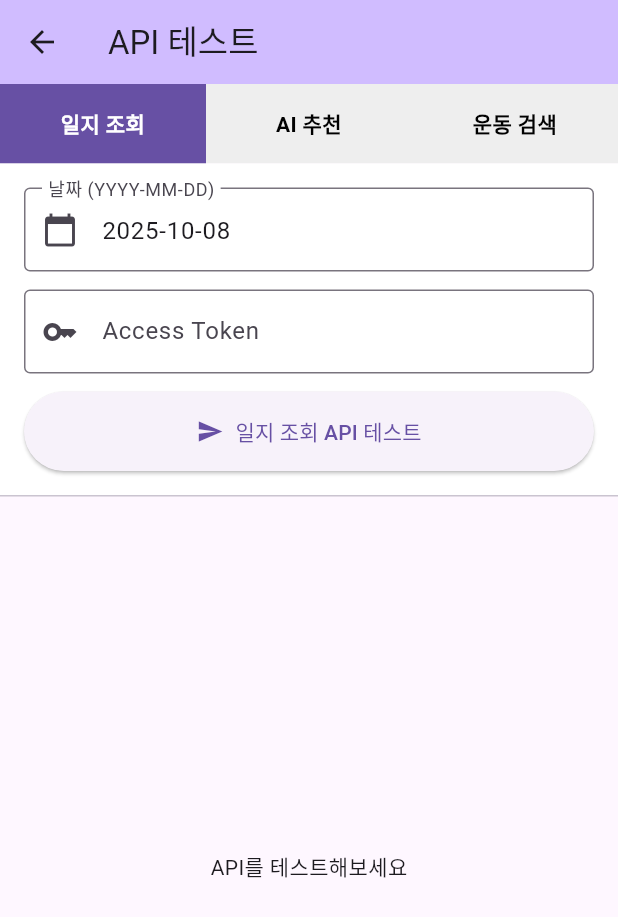
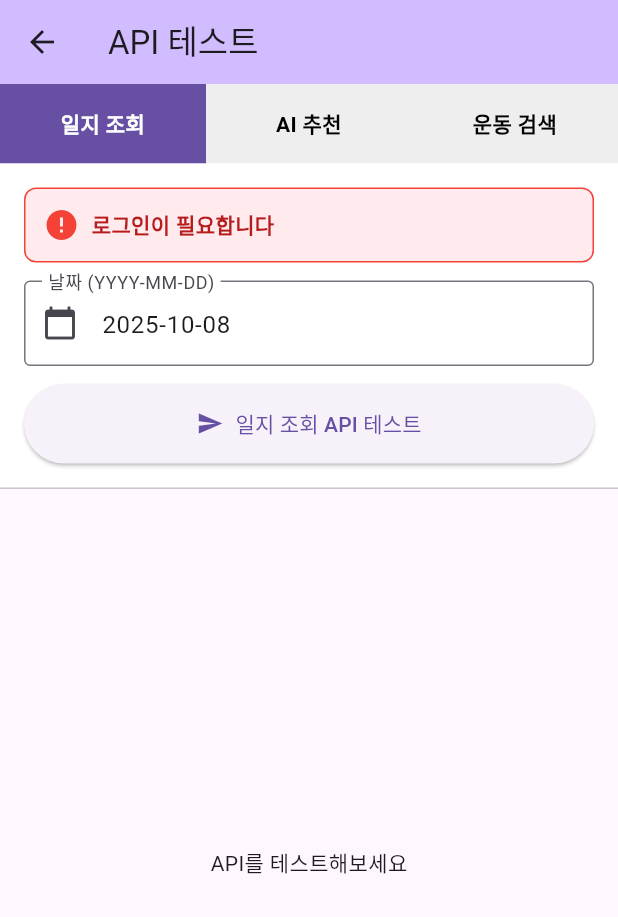
Before and after one commit to Team2Kim/flutter_frontend, a Flutter app: the ApiTestScreen screen opened by its route, on a phone screen of 412 x 824 dp. Shown: the top 917 px of the screen. Run offline on Flutter 3.47's test engine with Material 3 defaults, Android fonts, the phone set to English and light mode, and no system bars; our stand-ins replace cached_network_image, flutter_dotenv, geolocator, permission_handler, shared_preferences, table_calendar and 1 more; missing offline and left inert: body_part_selector, flutter_naver_map; accounts and stored records are empty; Roboto replaces fonts that are missing (Pretendard).

```diff
--- a/lib/screen/api_test_screen.dart
+++ b/lib/screen/api_test_screen.dart
@@ -1,7 +1,9 @@
 import 'package:flutter/material.dart';
 import 'package:flutter/services.dart';
 import 'dart:convert';
+import 'package:provider/provider.dart';
 import '../services/api_test_service.dart';
+import '../provider/auth_provider.dart';
 
 class ApiTestScreen extends StatefulWidget {
   const ApiTestScreen({super.key});
@@ -13,7 +15,6 @@ class ApiTestScreen extends StatefulWidget {
 class _ApiTestScreenState extends State<ApiTestScreen> {
   final ApiTestService _apiService = ApiTestService();
   final TextEditingController _dateController = TextEditingController(text: '2025-10-08');
-  final TextEditingController _tokenController = TextEditingController();
 
   Map<String, dynamic>? _response;
   bool _isLoading = false;
@@ -22,14 +23,16 @@ class _ApiTestScreenState extends State<ApiTestScreen> {
   @override
   void dispose() {
     _dateController.dispose();
-    _tokenController.dispose();
     super.dispose();
   }
 
   Future<void> _testJournalsApi() async {
-    if (_tokenController.text.isEmpty) {
+    final authProvider = Provider.of<AuthProvider>(context, listen: false);
+    final accessToken = authProvider.accessToken;
+
+    if (accessToken == null || accessToken.isEmpty) {
       ScaffoldMessenger.of(context).showSnackBar(
-        const SnackBar(content: Text('Access Token을 입력해주세요')),
+        const SnackBar(content: Text('로그인이 필요합니다. Access Token이 없습니다.')),
       );
       return;
     }
@@ -42,7 +45,7 @@ class _ApiTestScreenState extends State<ApiTestScreen> {
     try {
       final response = await _apiService.getJournalsByDate(
         date: _dateController.text,
-        accessToken: _tokenController.text,
+        accessToken: accessToken,
       );
 
       setState(() {
@@ -334,23 +337,59 @@ class _ApiTestScreenState extends State<ApiTestScreen> {
             child: Column(
               children: [
                 if (_selectedApi == 'journals') ...[
+                  Consumer<AuthProvider>(
+                    builder: (context, authProvider, child) {
+                      return Container(
+                        padding: const EdgeInsets.all(12),
+                        decoration: BoxDecoration(
+                          color: authProvider.isAuthenticated
+                              ? Colors.green.shade50
+                              : Colors.red.shade50,
+                          borderRadius: BorderRadius.circular(8),
+                          border: Border.all(
+                            color: authProvider.isAuthenticated
+                                ? Colors.green
+                                : Colors.red,
+                          ),
+                        ),
+                        child: Row(
+                          children: [
+                            Icon(
+                              authProvider.isAuthenticated
+                                  ? Icons.check_circle
+                                  : Icons.error,
+                              color: authProvider.isAuthenticated
+                                  ? Colors.green
+                                  : Colors.red,
+                            ),
+                            const SizedBox(width: 8),
+                            Expanded(
+                              child: Text(
+                                authProvider.isAuthenticated
+                                    ? '로그인됨 (Access Token 사용)'
+                                    : '로그인이 필요합니다',
+                                style: TextStyle(
+                                  color: authProvider.isAuthenticated
+                                      ? Colors.green.shade900
+                                      : Colors.red.shade900,
+                                  fontWeight: FontWeight.bold,
+                                ),
+                              ),
+                            ),
+                          ],
+                        ),
+                      );
+                    },
+                  ),
+                  const SizedBox(height: 12),
                   TextField(
                     controller: _dateController,
                     decoration: const InputDecoration(
                       labelText: '날짜 (YYYY-MM-DD)',
                       border: OutlineInputBorder(),
                       prefixIcon: Icon(Icons.calendar_today),
+                      hintText: '예: 2025-10-08',
                     ),
-                  ),
-                  const SizedBox(height: 12),
-                  TextField(
-                    controller: _tokenController,
-                    decoration: const InputDecoration(
-                      labelText: 'Access Token',
-                      border: OutlineInputBorder(),
-                      prefixIcon: Icon(Icons.key),
-                    ),
-                    obscureText: true,
                   ),
                   const SizedBox(height: 12),
                   SizedBox(
```
Also changed, not shown: lib/model/workout_analysis_model.dart (+14 -0 lines), lib/screen/workout_analysis_screen.dart (+89 -3 lines), pubspec.lock.
